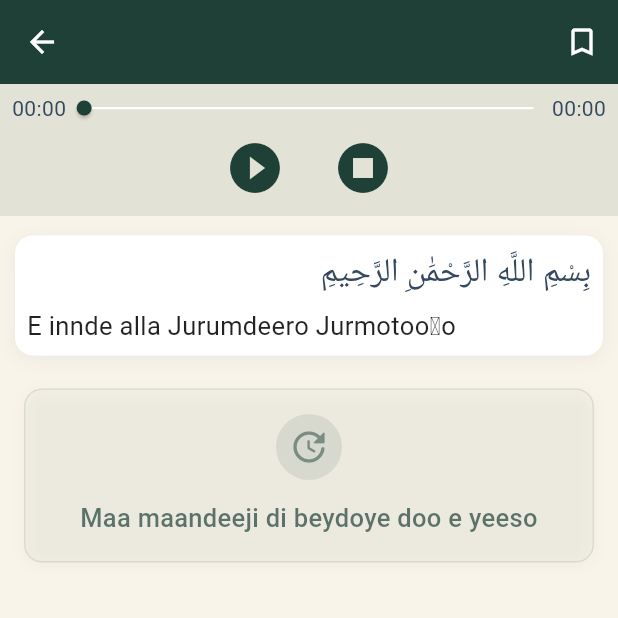
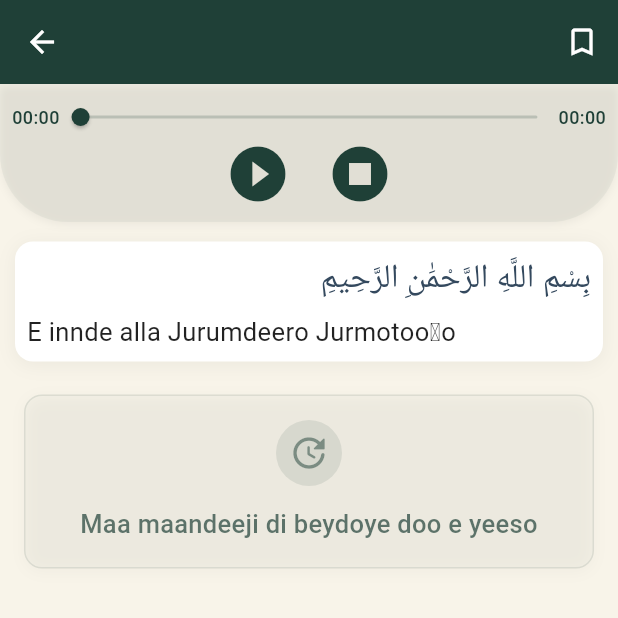
Before and after one commit to kawkumputer/quraan-pulaar-flutter, a Flutter app: the SurahContentScreen screen opened directly with empty values, on a phone screen of 412 x 824 dp, the top half of it. Run offline on Flutter 3.47's test engine with Material 3 defaults, Android fonts, the phone set to English and light mode, and no system bars; our stand-ins replace cloud_firestore, connectivity_plus, device_info_plus, dio, firebase_core, get and 4 more; accounts and stored records are empty; generated files the repository leaves out were written again; Roboto replaces fonts that are missing (Uthmani); project files that could hold a hidden picture were left out.

Commit message:
Improve design

```diff
--- a/lib/core/widgets/audio_controls.dart
+++ b/lib/core/widgets/audio_controls.dart
@@ -35,13 +35,21 @@ class AudioControls extends StatelessWidget {
             builder: (context, snapshot) {
               final position = snapshot.data ?? Duration.zero;
               final duration = audioPlayer.duration ?? Duration.zero;
-              return Column(
+              return Padding(
+                padding: const EdgeInsets.fromLTRB(8, 8, 8, 4),
+                child: Column(
                   mainAxisSize: MainAxisSize.min,
                   children: [
                     Row(
                       children: [
-                      const SizedBox(width: 8),
-                      Text(_formatDuration(position)),
+                        Text(
+                          _formatDuration(position),
+                          style: TextStyle(
+                            fontSize: 12,
+                            color: Theme.of(context).primaryColor,
+                            fontWeight: FontWeight.w500,
+                          ),
+                        ),
                         Expanded(
                           child: Slider(
                             value: position.inSeconds.toDouble(),
@@ -51,33 +59,47 @@ class AudioControls extends StatelessWidget {
                             },
                           ),
                         ),
-                      Text(_formatDuration(duration)),
-                      const SizedBox(width: 8),
+                        Text(
+                          _formatDuration(duration),
+                          style: TextStyle(
+                            fontSize: 12,
+                            color: Theme.of(context).primaryColor,
+                            fontWeight: FontWeight.w500,
+                          ),
+                        ),
                       ],
                     ),
-                  Row(
+                    Padding(
+                      padding: const EdgeInsets.only(bottom: 4),
+                      child: Row(
                         mainAxisAlignment: MainAxisAlignment.center,
                         children: [
                           IconButton(
                             icon: Icon(
                               isPlaying ? Icons.pause_circle_filled : Icons.play_circle_filled,
-                          size: 40,
+                              size: 44,
                               color: Theme.of(context).primaryColor,
                             ),
                             onPressed: onPlayPause,
+                            padding: EdgeInsets.zero,
+                            splashRadius: 24,
                           ),
-                      const SizedBox(width: 16),
+                          const SizedBox(width: 20),
                           IconButton(
                             icon: Icon(
                               Icons.stop_circle,
-                          size: 40,
+                              size: 44,
                               color: Theme.of(context).primaryColor,
                             ),
                             onPressed: onStop,
+                            padding: EdgeInsets.zero,
+                            splashRadius: 24,
                           ),
                         ],
                       ),
+                    ),
                   ],
+                ),
               );
             },
           ),
--- a/lib/features/surah/surah_content_screen.dart
+++ b/lib/features/surah/surah_content_screen.dart
@@ -177,13 +177,30 @@ class _SurahContentScreenState extends State<SurahContentScreen> {
         body: Column(
           children: [
             Container(
-              color: Theme.of(context).primaryColor.withOpacity(0.1),
-              padding: const EdgeInsets.symmetric(vertical: 4.0),
-              child: SliderTheme(
+              decoration: BoxDecoration(
+                color: Theme.of(context).primaryColor.withOpacity(0.05),
+                borderRadius: const BorderRadius.vertical(
+                  bottom: Radius.circular(45),
+                ),
+                boxShadow: [
+                  BoxShadow(
+                    color: Colors.black.withOpacity(0.05),
+                    blurRadius: 4,
+                    offset: const Offset(0, 2),
+                  ),
+                ],
+              ),
+              child: Column(
+                children: [
+                  SliderTheme(
                     data: SliderTheme.of(context).copyWith(
-                  trackHeight: 1.5,
-                  thumbShape: const RoundSliderThumbShape(enabledThumbRadius: 5),
-                  overlayShape: const RoundSliderOverlayShape(overlayRadius: 12),
+                      trackHeight: 2.0,
+                      thumbShape: const RoundSliderThumbShape(enabledThumbRadius: 6),
+                      overlayShape: const RoundSliderOverlayShape(overlayRadius: 14),
+                      activeTrackColor: Theme.of(context).primaryColor,
+                      inactiveTrackColor: Theme.of(context).primaryColor.withOpacity(0.2),
+                      thumbColor: Theme.of(context).primaryColor,
+                      overlayColor: Theme.of(context).primaryColor.withOpacity(0.1),
                     ),
                     child: AudioControls(
                       audioPlayer: _audioPlayer,
@@ -191,6 +208,8 @@ class _SurahContentScreenState extends State<SurahContentScreen> {
                       onPlayPause: _togglePlay,
                       onStop: _stopPlaying,
                     ),
+                  ),
+                ],
               ),
             ),
             Expanded(
```
Lines whose indentation alone changed are shown as unchanged.
